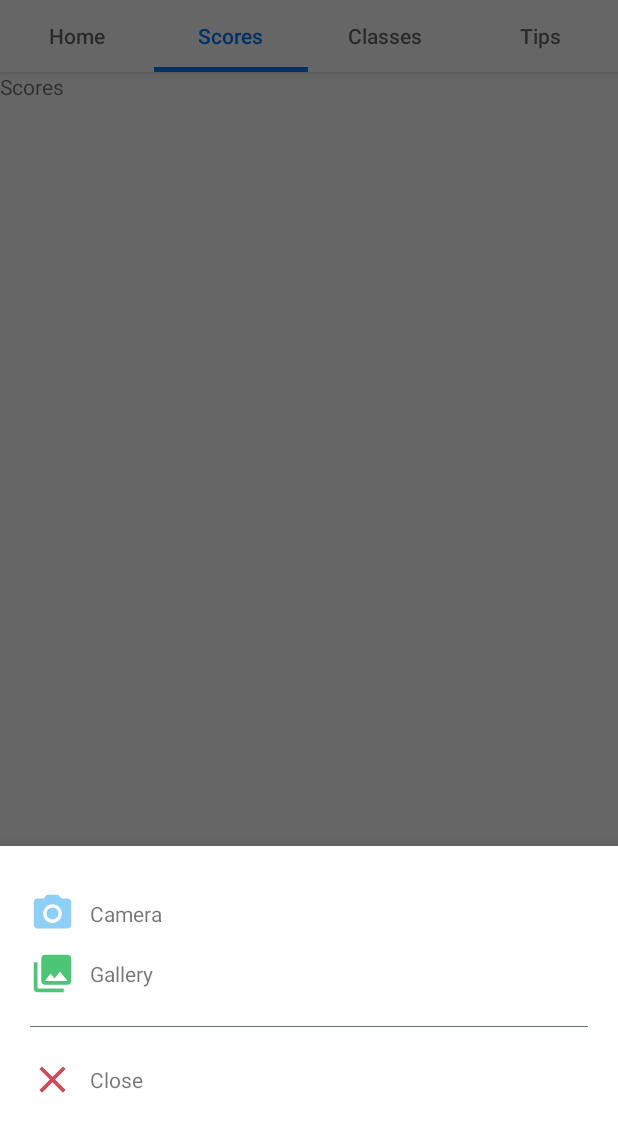
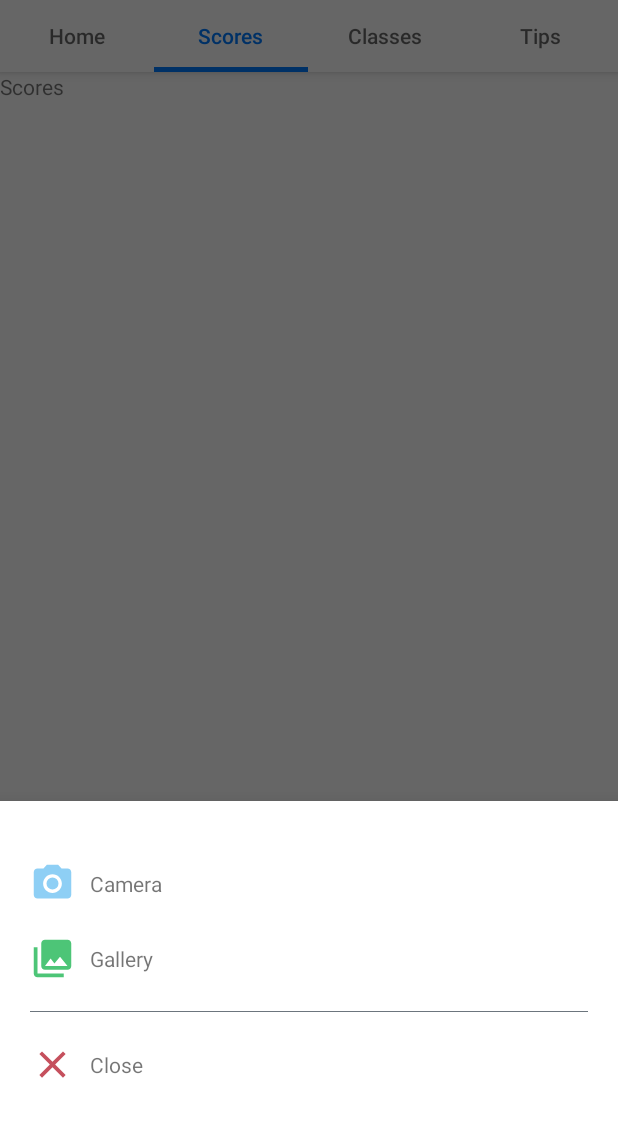
Before and after one commit to joaohd98/android-sims-school, an Android app: the fragment HomeChangePictureFragment placed in its activity, tab 2 chosen, on a phone screen of 412 x 824 dp, the part 89-1236 px from its top. Run offline under Robolectric (Android 15) with nearby library versions, the phone set to English and light mode, and no system bars; our stand-ins replace Firebase (no records; nobody signed in at launch, a user with empty details on screens opened directly), Room's generated code, Shimmer; 2 statements that could not run were skipped.

Commit message:
Fix some bugs

```diff
--- a/app/src/main/java/screens/logged/home/HomeScreen.kt
+++ b/app/src/main/java/screens/logged/home/HomeScreen.kt
@@ -41,6 +41,7 @@ class HomeScreen : Fragment() {
             if(it != null){
                 val bottomSheetFragment = HomeChangePictureFragment()
                 bottomSheetFragment.show(activity?.supportFragmentManager!!, bottomSheetFragment.tag)
+
             }
         })
 
--- a/app/src/main/java/screens/logged/home/components/HomeChangePictureFragment.kt
+++ b/app/src/main/java/screens/logged/home/components/HomeChangePictureFragment.kt
@@ -170,13 +170,13 @@ class HomeChangePictureFragment : BottomSheetDialogFragment() {
         super.onActivityResult(requestCode, resultCode, data)
 
         if(resultCode == RESULT_OK) {
-            if (requestCode == takeCamera  ) {
+            if (requestCode == takeCamera) {
                 dismiss()
 
                 val file = File(currentPhotoPath)
             }
 
-            if (requestCode == takeGallery ) {
+            if (requestCode == takeGallery) {
                 dismiss()
 
                 val file = File(data?.data.toString())
--- a/app/src/main/res/layout/fragment_home_change_picture.xml
+++ b/app/src/main/res/layout/fragment_home_change_picture.xml
@@ -13,7 +13,7 @@
         android:id="@+id/fragment_home_change_picture_camera"
         android:orientation="horizontal"
         android:foreground="?android:attr/selectableItemBackground"
-        android:layout_marginBottom="10dp"
+        android:paddingVertical="10dp"
         android:layout_width="match_parent"
         android:layout_height="wrap_content">
         <ImageView
@@ -31,6 +31,7 @@
     <LinearLayout
         android:id="@+id/fragment_home_change_picture_gallery"
         android:orientation="horizontal"
+        android:paddingVertical="10dp"
         android:foreground="?android:attr/selectableItemBackground"
         android:layout_width="match_parent"
         android:layout_height="wrap_content">
@@ -49,13 +50,13 @@
     <View
         android:layout_width="match_parent"
         android:layout_height="0.1dp"
-        android:layout_marginVertical="20dp"
+        android:layout_marginVertical="10dp"
         android:background="@color/gray" />
 
     <LinearLayout
         android:id="@+id/fragment_home_change_picture_close"
         android:orientation="horizontal"
-        android:foreground="?android:attr/selectableItemBackground"
+        android:paddingVertical="10dp"
         android:layout_width="match_parent"
         android:layout_height="wrap_content">
         <ImageView
```
